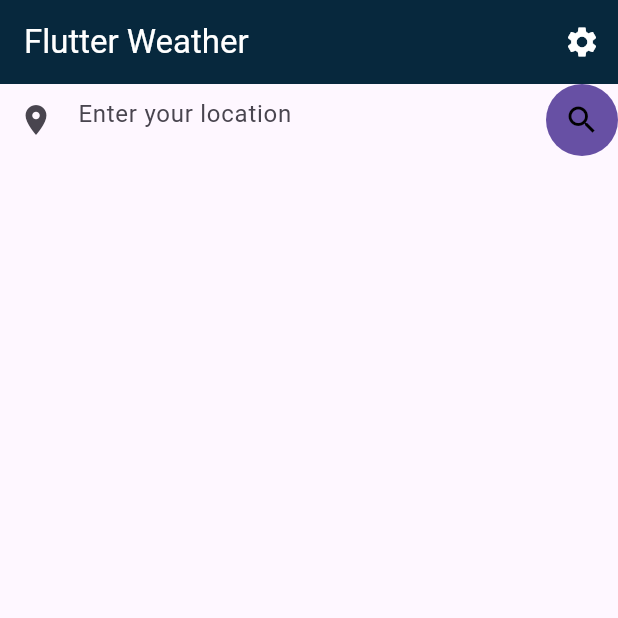
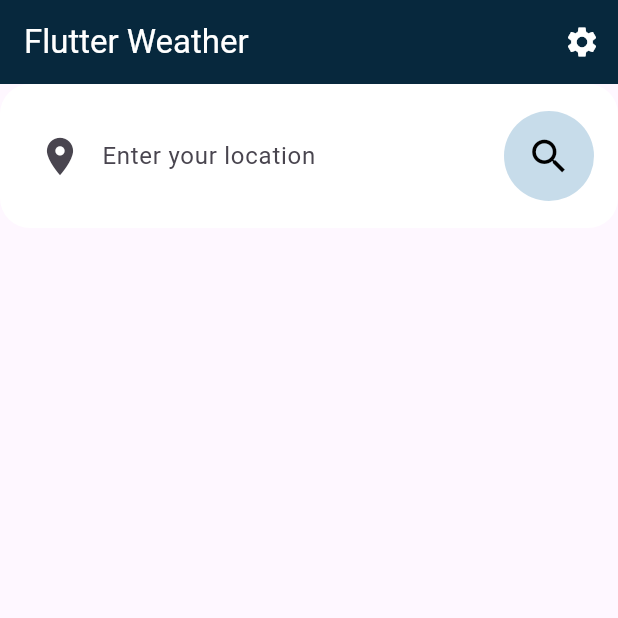
Before and after one commit to paulosabaini/flutter_weather, a Flutter app: the screen it shows after launch, on a phone screen of 412 x 824 dp, the top half of it. Run offline on Flutter 3.47's test engine with Material 2 defaults, Android fonts, the phone set to English and light mode, and no system bars; our stand-ins replace bloc, equatable, flutter_bloc, hydrated_bloc.

Commit message:
finished weather search bar

```diff
--- a/lib/weather/view/weather_page.dart
+++ b/lib/weather/view/weather_page.dart
@@ -24,16 +24,6 @@ class WeatherView extends StatefulWidget {
 }
 
 class _WeatherViewState extends State<WeatherView> {
-  final TextEditingController _textController = TextEditingController();
-
-  String get _text => _textController.text;
-
-  @override
-  void dispose() {
-    _textController.dispose();
-    super.dispose();
-  }
-
   @override
   Widget build(BuildContext context) {
     return Scaffold(
@@ -57,25 +47,7 @@ class _WeatherViewState extends State<WeatherView> {
             return Column(
               mainAxisSize: MainAxisSize.min,
               children: [
-                TextField(
-                  controller: _textController,
-                  decoration: InputDecoration(
-                    prefixIcon: const Icon(Icons.place),
-                    suffixIcon: IconButton.filled(
-                      onPressed: () async {
-                        await context.read<WeatherCubit>().fetchWeather(_text);
-                      },
-                      icon: const Icon(Icons.search),
-                      color: Colors.black,
-                      splashColor: const Color.fromARGB(255, 199, 220, 234),
-                    ),
-                    hintText: 'Enter your location',
-                    border: InputBorder.none,
-                  ),
-                  onSubmitted: (value) async {
-                    await context.read<WeatherCubit>().fetchWeather(_text);
-                  },
-                ),
+                const WeatherSearchBar(),
                 _WeatherContent(
                   state: state,
                   onRefresh: () async {
--- a/lib/weather/widgets/weather_search_bar.dart
+++ b/lib/weather/widgets/weather_search_bar.dart
@@ -0,0 +1,62 @@
+import 'package:flutter/material.dart';
+import 'package:flutter_bloc/flutter_bloc.dart';
+import 'package:flutter_weather/weather/cubit/weather_cubit.dart';
+
+class WeatherSearchBar extends StatefulWidget {
+  const WeatherSearchBar({super.key});
+
+  @override
+  State<WeatherSearchBar> createState() => _WeatherSearchBarState();
+}
+
+class _WeatherSearchBarState extends State<WeatherSearchBar> {
+  final TextEditingController _textController = TextEditingController();
+
+  String get _text => _textController.text;
+
+  @override
+  void dispose() {
+    _textController.dispose();
+    super.dispose();
+  }
+
+  @override
+  Widget build(BuildContext context) {
+    return Container(
+      padding: const EdgeInsets.only(left: 16, right: 16),
+      decoration: BoxDecoration(
+        borderRadius: BorderRadius.circular(20),
+        color: Colors.white,
+      ),
+      child: TextField(
+        controller: _textController,
+        decoration: InputDecoration(
+          prefixIcon: const Icon(
+            Icons.place,
+            size: 30,
+          ),
+          suffixIcon: CircleAvatar(
+            radius: 30,
+            backgroundColor: const Color.fromARGB(255, 199, 220, 234),
+            child: IconButton(
+              onPressed: () async {
+                await context.read<WeatherCubit>().fetchWeather(_text);
+              },
+              icon: const Icon(
+                Icons.search,
+                color: Colors.black,
+              ),
+              iconSize: 30,
+            ),
+          ),
+          hintText: 'Enter your location',
+          border: InputBorder.none,
+          contentPadding: const EdgeInsets.all(36),
+        ),
+        onSubmitted: (value) async {
+          await context.read<WeatherCubit>().fetchWeather(_text);
+        },
+      ),
+    );
+  }
+}
```
